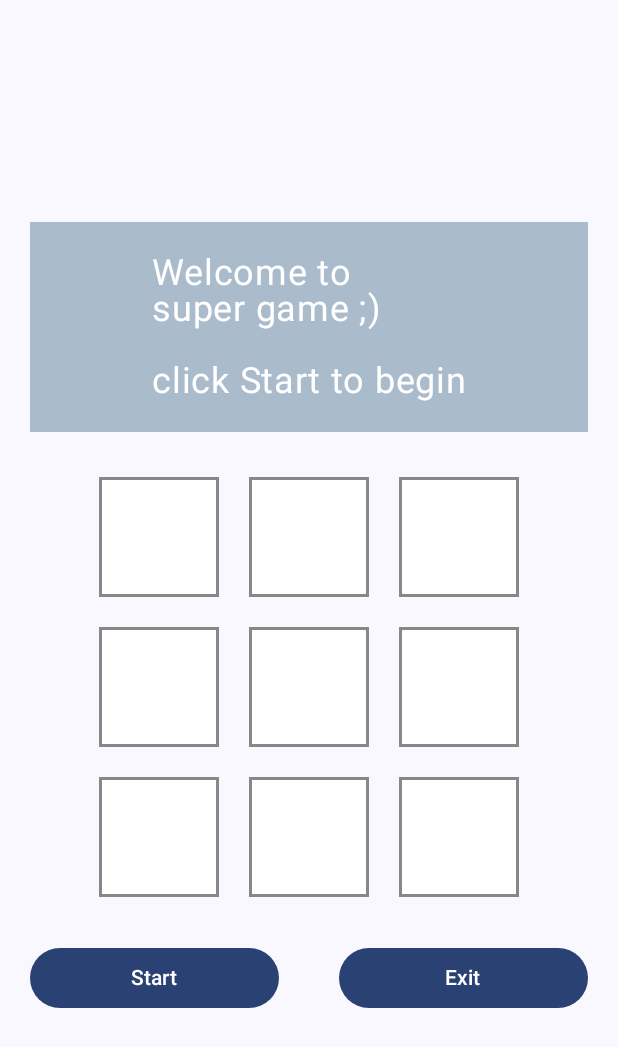
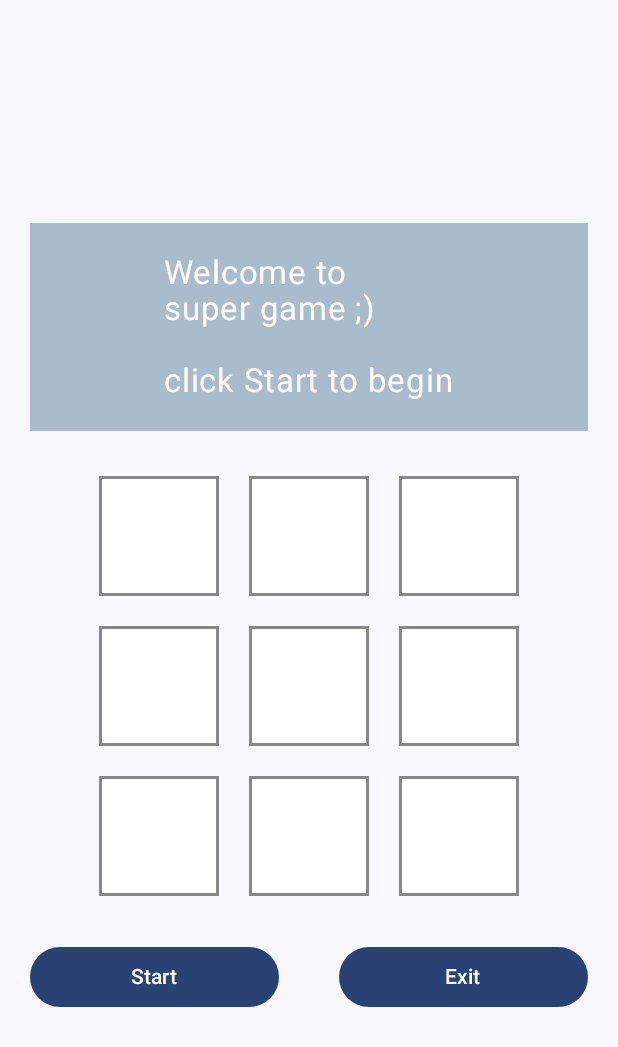
Before and after one commit to alyk/MyKataTicTac, an Android app built with Jetpack Compose: the screen it shows after launch (MainActivity), on a phone screen of 412 x 824 dp. Shown: the top 1047 px of the screen. Run offline under Robolectric (Android 15) with nearby library versions, the phone set to English and light mode, and no system bars.

Commit message:
Update README.md

```diff
--- a/app/src/main/java/com/example/mykatatictac/MainActivity.kt
+++ b/app/src/main/java/com/example/mykatatictac/MainActivity.kt
@@ -66,7 +66,7 @@ fun createLayout(presenter: Presenter) {
                 text = title,
                 modifier = Modifier.fillMaxWidth().background(Color(0xFFAABBCC)).wrapContentSize().padding(20.dp),
                 color = White,
-                fontSize = 24.sp
+                fontSize = 22.sp
             )
         }
         Column(
```
Also changed, not shown: 1 other file.
